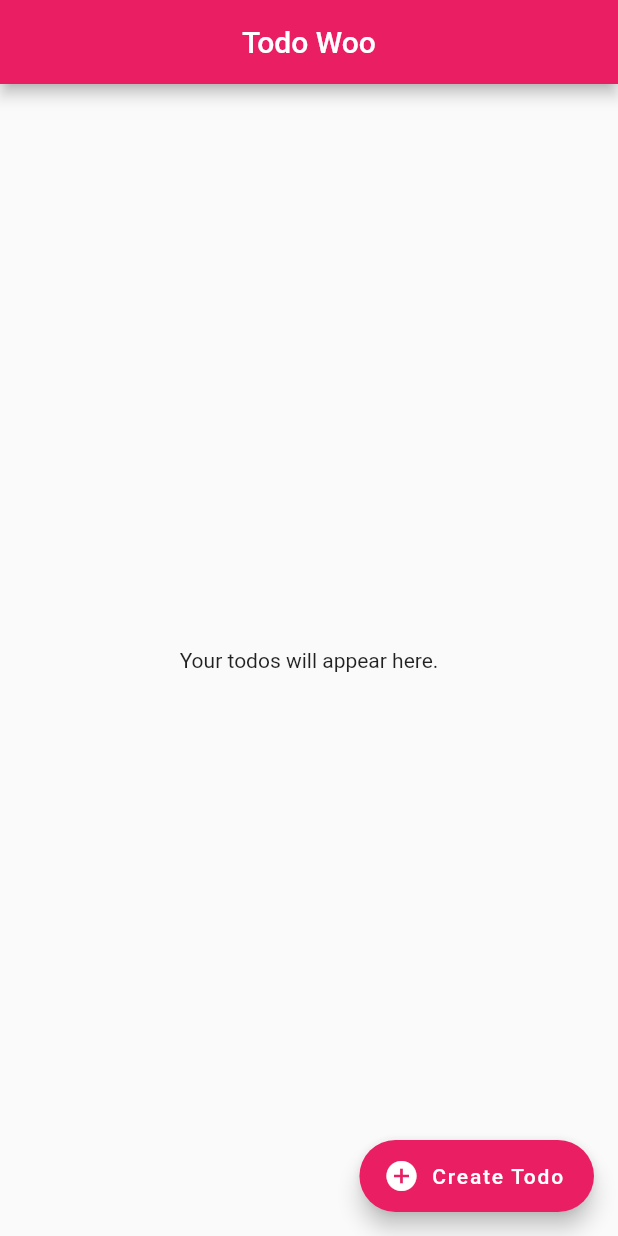
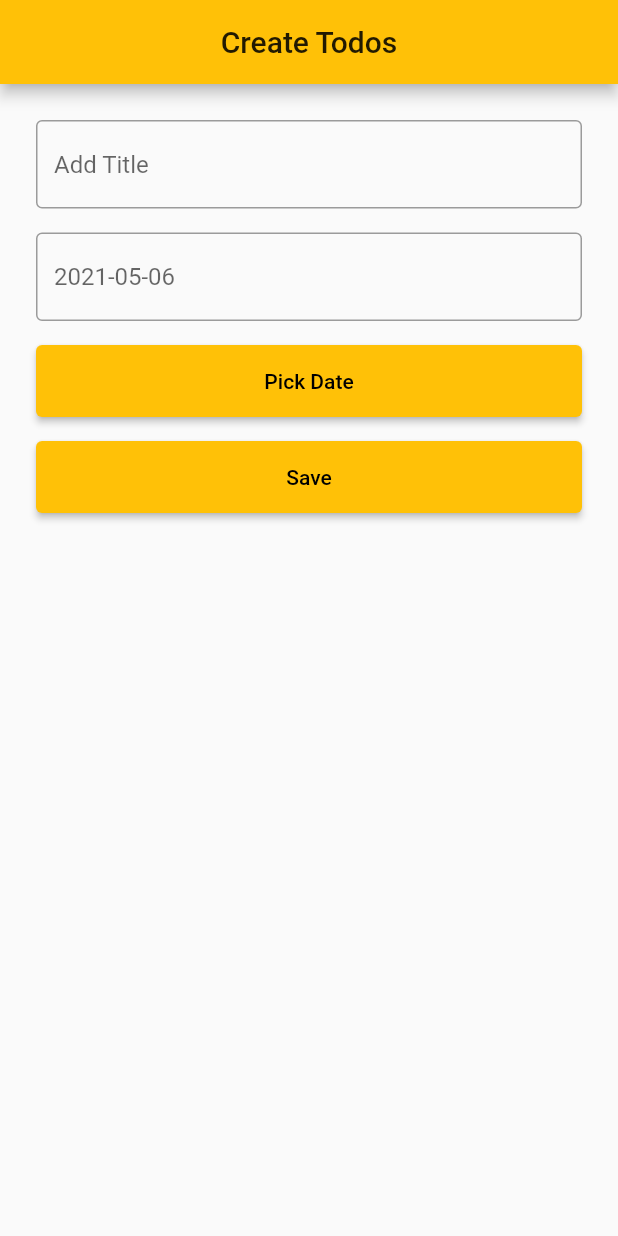
Before and after one commit to divyapanthi/flutter_todo_app, a Flutter app: the screen it shows after launch, after a tap on "Create Todo", on a phone screen of 412 x 824 dp. Run offline on Flutter 3.47's test engine with Material 2 defaults, Android fonts, the light colour scheme and no system bars.

Commit message:
Created a createtodo screen on floating action button click and added title and select date section in createtodo screen.

```diff
--- a/lib/main.dart
+++ b/lib/main.dart
@@ -1,6 +1,17 @@
 import 'package:flutter/material.dart';
-import 'package:todo_app/src/app.dart';
+import 'package:todo_app/src/Screens/homeScreen.dart';
 
 void main() {
   runApp((App()));
 }
+
+
+
+class App extends StatelessWidget {
+  @override
+  Widget build(BuildContext context) {
+    return MaterialApp(
+      home: HomeScreen(),
+    );
+  }
+}
--- /dev/null
+++ b/lib/src/Screens/createTodoScreen.dart
@@ -0,0 +1,91 @@
+import 'package:flutter/material.dart';
+
+class CreateTodoScreen extends StatefulWidget {
+  @override
+  CreateTodoScreenState createState() => CreateTodoScreenState();
+}
+
+class CreateTodoScreenState extends State<CreateTodoScreen> {
+  DateTime selectedDate = DateTime.now();
+
+  Future<void> selectDate(BuildContext context) async {
+    final DateTime picked = await showDatePicker(
+        context: context,
+        initialDate: selectedDate,
+        firstDate: DateTime(2015, 8),
+        lastDate: DateTime(2101));
+    if (picked != null && picked != selectedDate)
+      setState(() {
+        selectedDate = picked;
+      });
+  }
+
+  @override
+  Widget build(BuildContext context) {
+   final node = FocusScope.of(context);
+    return MaterialApp(
+      theme: ThemeData(
+        primarySwatch: Colors.amber,
+      ),
+      home: Scaffold(
+        appBar: AppBar(
+          title: Text("Create Todos"),
+          centerTitle: true,
+        ),
+        body: Center(
+          child: Container(
+            padding: EdgeInsets.all(12),
+            margin: EdgeInsets.all(12),
+            child: Column(
+              mainAxisAlignment: MainAxisAlignment.start,
+              mainAxisSize: MainAxisSize.max,
+              children: [
+                TextField(
+                decoration: InputDecoration(
+                border: OutlineInputBorder(),
+                hintText: 'Add Title',
+                  ),
+                textInputAction: TextInputAction.next,
+                onEditingComplete: () => node.nextFocus(),
+                ),
+
+                SizedBox(height: 16,),
+                TextFormField(
+                  decoration: InputDecoration(
+                      border: OutlineInputBorder(),
+                      hintText:  "${selectedDate.toLocal()}".split(' ')[0],
+                  ),
+                  onTap: () => selectDate(context),
+                ),
+                SizedBox(height: 16.0,),
+                SizedBox(
+                  width: double.infinity,
+                  child: ElevatedButton(
+                    onPressed: () => selectDate(context),
+                    child:  Text("Pick Date"),
+                    style: ElevatedButton.styleFrom(
+                      padding: EdgeInsets.all(16),
+                    ),
+                  ),
+                ),
+                SizedBox(height: 16.0,),
+                SizedBox(
+                  width: double.infinity,
+                  child: ElevatedButton(
+                    onPressed: (){
+                      Navigator.of(context).pop(["success","fail"]);
+                    },
+                    style: ElevatedButton.styleFrom(
+                      padding: EdgeInsets.all(16),
+                    ),
+                    child: Text("Save"),
+                  ),
+                ),
+              ],
+            ),
+          ),
+        ),
+      ),
+    );
+  }
+}
--- /dev/null
+++ b/lib/src/Screens/homeScreen.dart
@@ -0,0 +1,45 @@
+import 'package:flutter/material.dart';
+import 'package:todo_app/src/screens/createTodoScreen.dart';
+
+class HomeScreen extends StatefulWidget {
+  @override
+  HomeScreenState createState() => HomeScreenState();
+}
+
+class HomeScreenState extends State<HomeScreen> {
+  @override
+  int counter = 0;
+
+  Widget build(BuildContext context) {
+    return MaterialApp(
+      theme: ThemeData(
+        primarySwatch: Colors.amber,
+      ),
+      home: Scaffold(
+        appBar: AppBar(
+          centerTitle: true,
+          title: Text("Todo Woo"),
+        ),
+        body: Center(
+            child: Text(
+                "Your todos will appear here."
+            )
+        ),
+        floatingActionButton: FloatingActionButton.extended(
+          onPressed: () async{
+            var data = await Navigator.of(context).push(
+                MaterialPageRoute(
+                    builder: (BuildContext context) {
+                      return CreateTodoScreen();
+                    }
+                )
+            );
+            print("Data from second screen $data");
+          },
+          label: const Text("Create Todo"),
+          icon: const Icon(Icons.add),
+        ),
+      ),
+    );
+  }
+}
--- a/lib/src/app.dart
+++ /dev/null
@@ -1,40 +0,0 @@
-import 'package:flutter/material.dart';
-
-class App extends StatefulWidget {
-  @override
-  AppState createState() => AppState();
-}
-
-class AppState extends State<App> {
-  @override
-  int counter = 0;
-
-  Widget build(BuildContext context) {
-    return MaterialApp(
-      theme: ThemeData(
-        primarySwatch: Colors.pink,
-      ),
-      home: Scaffold(
-        appBar: AppBar(
-          centerTitle: true,
-          title: Text("Todo Woo"),
-        ),
-        body: Center(
-            child: Text(
-                "Your todos will appear here."
-            )
-        ),
-        floatingActionButton: FloatingActionButton.extended(
-          onPressed: () {
-            setState(() {
-              counter++;
-              print("Todo $counter");
-            });
-          },
-          label: const Text("Create Todo"),
-          icon: const Icon(Icons.add_circle),
-        ),
-      ),
-    );
-  }
-}
```
